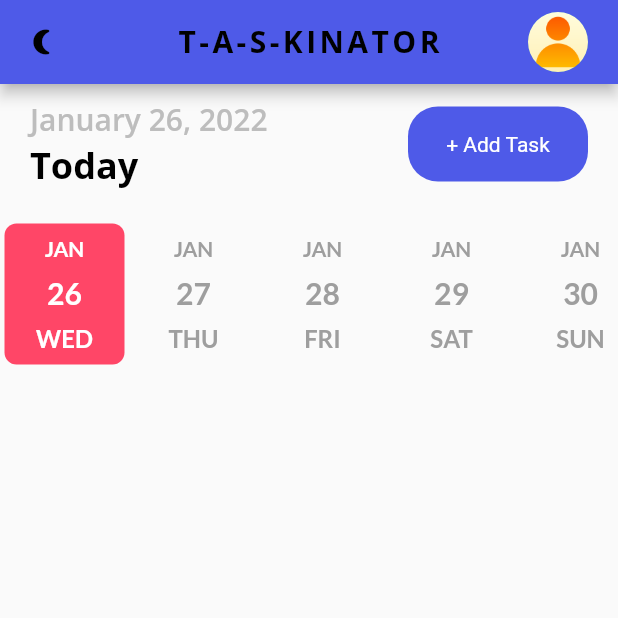
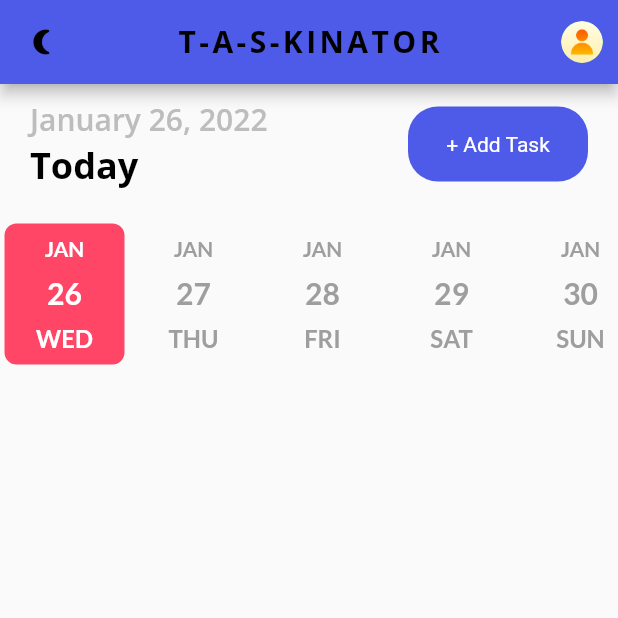
Before and after one commit to jim-2000/flutter-taskitanor, a Flutter app: the screen it shows after launch, on a phone screen of 412 x 824 dp, the top half of it. Run offline on Flutter 3.47's test engine with Material 2 defaults, Android fonts, the phone set to English and light mode, and no system bars; drawn by our look-alikes of date_picker_timeline; our stand-ins replace flutter_local_notifications, flutter_native_timezone, flutter_staggered_animations, get, get_storage, google_fonts and 2 more; accounts and stored records are empty.

Commit message:
some changees

```diff
--- a/lib/db/db_helper.dart
+++ b/lib/db/db_helper.dart
@@ -41,7 +41,6 @@ class DBHelper {
 
   //
   static Future<List<Map<String, dynamic>>> query() async {
-    print("query function called");
     return await _db!.query(_tablename);
   }
 
--- a/lib/screens/addTask.dart
+++ b/lib/screens/addTask.dart
@@ -232,7 +232,6 @@ class _AddTaskPageState extends State<AddTaskPage> {
         repeat: _selectedRepead,
       ),
     );
-    print("My ID is =>>>> $value");
   }
 // color Plate
 
--- a/lib/screens/homepage.dart
+++ b/lib/screens/homepage.dart
@@ -2,6 +2,7 @@ import 'package:date_picker_timeline/date_picker_timeline.dart';
 import 'package:flutter/material.dart';
 import 'package:flutter_staggered_animations/flutter_staggered_animations.dart';
 import 'package:get/get.dart';
+import 'package:get/get_connect/http/src/utils/utils.dart';
 import 'package:google_fonts/google_fonts.dart';
 import 'package:intl/intl.dart';
 import 'package:task/controllers/task_controller.dart';
@@ -99,6 +100,7 @@ class _HomePageState extends State<HomePage> {
             Task task = _taskController.taskLists[index];
 
             if (task.repeat == 'Daily') {
+              print(task);
               DateTime date = DateFormat.jm().parse(task.startTime.toString());
               final myTime = DateFormat("HH:mm").format(date);
               NotifyHelper().scheduledNotification(
@@ -342,11 +344,14 @@ _appBar() {
       },
     ),
     actions: [
-      CircleAvatar(
-        backgroundImage: AssetImage("assets/images/user.png"),
+      Center(
+        child: const CircleAvatar(
+          backgroundImage: AssetImage("assets/images/user.png"),
+          radius: 14,
+        ),
       ),
       SizedBox(
-        width: 20,
+        width: 10,
       ),
     ],
   );
--- a/lib/screens/notifiedPage.dart
+++ b/lib/screens/notifiedPage.dart
@@ -34,7 +34,8 @@ class NotifiedScreen extends StatelessWidget {
                 fontWeight: FontWeight.w300,
                 letterSpacing: 3,
               ),
-          )),
+            ),
+          ),
         ),
       ),
     );
```
Also changed, not shown: pubspec.lock. Lines whose indentation alone changed are shown as unchanged.
